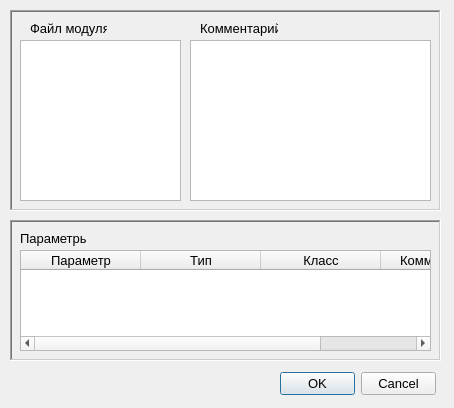
The window that RC/qmoduleregister.ui (graf-abolmasov/PGraph) describes before a commit, drawn with Qt 5.
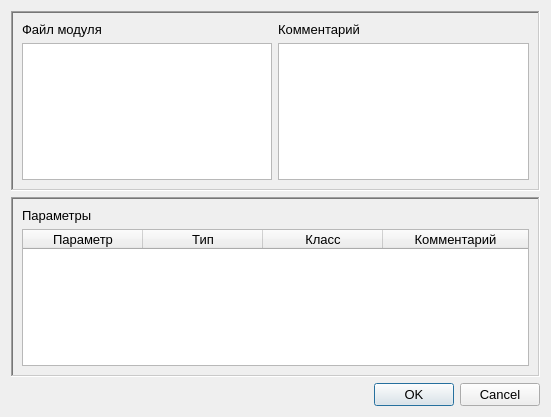
The same window after the commit. Icons and pictures are not drawn.

Commit message:
! Важное изменение алгоритма создания актора на основе базового модуля. ! Изменена структура БД: добавлено поле nev в таблицу databaz. Добавлены скрипты автоматического заполнения БД. ! Отредактированы все формы с использованием layouts везде, где необходимо.
* Исправлена ошибка при создании редактора массива.

What changed in the file:
```diff
--- a/RC/qmoduleregister.ui
+++ b/RC/qmoduleregister.ui
@@ -6,20 +6,20 @@
    <rect>
     <x>0</x>
     <y>0</y>
-    <width>454</width>
-    <height>408</height>
+    <width>551</width>
+    <height>417</height>
    </rect>
   </property>
   <property name="minimumSize">
    <size>
-    <width>454</width>
-    <height>408</height>
+    <width>400</width>
+    <height>300</height>
    </size>
   </property>
   <property name="maximumSize">
    <size>
-    <width>454</width>
-    <height>408</height>
+    <width>800</width>
+    <height>600</height>
    </size>
   </property>
   <property name="font">
@@ -34,36 +34,9 @@
    <iconset resource="resources.qrc">
     <normaloff>:/images/G.png</normaloff>:/images/G.png</iconset>
   </property>
-  <widget class="QDialogButtonBox" name="buttonBox">
-   <property name="geometry">
-    <rect>
-     <x>280</x>
-     <y>372</y>
-     <width>156</width>
-     <height>24</height>
-    </rect>
-   </property>
-   <property name="font">
-    <font>
-     <pointsize>10</pointsize>
-    </font>
-   </property>
-   <property name="orientation">
-    <enum>Qt::Horizontal</enum>
-   </property>
-   <property name="standardButtons">
-    <set>QDialogButtonBox::Cancel|QDialogButtonBox::Ok</set>
-   </property>
-  </widget>
+  <layout class="QVBoxLayout" name="verticalLayout_2">
+   <item>
   <widget class="QFrame" name="frame">
-   <property name="geometry">
-    <rect>
-     <x>10</x>
-     <y>10</y>
-     <width>431</width>
-     <height>201</height>
-    </rect>
-   </property>
    <property name="frameShape">
     <enum>QFrame::WinPanel</enum>
    </property>
@@ -76,62 +49,32 @@
    <property name="midLineWidth">
     <number>1</number>
    </property>
-   <widget class="QListWidget" name="fileList">
-    <property name="geometry">
-     <rect>
-      <x>10</x>
-      <y>30</y>
-      <width>161</width>
-      <height>161</height>
-     </rect>
-    </property>
-   </widget>
+     <layout class="QGridLayout" name="gridLayout">
+      <item row="0" column="0">
    <widget class="QLabel" name="fileNameLbl">
-    <property name="geometry">
-     <rect>
-      <x>20</x>
-      <y>10</y>
-      <width>77</width>
-      <height>16</height>
-     </rect>
-    </property>
     <property name="text">
      <string>Файл модуля</string>
     </property>
    </widget>
+      </item>
+      <item row="0" column="1">
    <widget class="QLabel" name="commentLbl">
-    <property name="geometry">
-     <rect>
-      <x>190</x>
-      <y>10</y>
-      <width>78</width>
-      <height>16</height>
-     </rect>
-    </property>
     <property name="text">
      <string>Комментарий</string>
     </property>
    </widget>
-   <widget class="QPlainTextEdit" name="commentTxtEdt">
-    <property name="geometry">
-     <rect>
-      <x>180</x>
-      <y>30</y>
-      <width>241</width>
-      <height>161</height>
-     </rect>
-    </property>
-   </widget>
-  </widget>
+      </item>
+      <item row="1" column="0">
+       <widget class="QListWidget" name="fileList"/>
+      </item>
+      <item row="1" column="1">
+       <widget class="QPlainTextEdit" name="commentTxtEdt"/>
+      </item>
+     </layout>
+    </widget>
+   </item>
+   <item>
   <widget class="QFrame" name="frame_2">
-   <property name="geometry">
-    <rect>
-     <x>10</x>
-     <y>220</y>
-     <width>431</width>
-     <height>141</height>
-    </rect>
-   </property>
    <property name="frameShape">
     <enum>QFrame::WinPanel</enum>
    </property>
@@ -144,28 +87,16 @@
    <property name="midLineWidth">
     <number>1</number>
    </property>
+     <layout class="QVBoxLayout" name="verticalLayout">
+      <item>
    <widget class="QLabel" name="parametersLbl">
-    <property name="geometry">
-     <rect>
-      <x>10</x>
-      <y>10</y>
-      <width>66</width>
-      <height>16</height>
-     </rect>
-    </property>
     <property name="text">
      <string>Параметры</string>
     </property>
    </widget>
+      </item>
+      <item>
    <widget class="QTableWidget" name="parametersTable">
-    <property name="geometry">
-     <rect>
-      <x>10</x>
-      <y>30</y>
-      <width>411</width>
-      <height>101</height>
-     </rect>
-    </property>
     <property name="editTriggers">
      <set>QAbstractItemView::NoEditTriggers</set>
     </property>
@@ -226,7 +157,26 @@
      </property>
     </column>
    </widget>
-  </widget>
+      </item>
+     </layout>
+    </widget>
+   </item>
+   <item>
+    <widget class="QDialogButtonBox" name="buttonBox">
+     <property name="font">
+      <font>
+       <pointsize>10</pointsize>
+      </font>
+     </property>
+     <property name="orientation">
+      <enum>Qt::Horizontal</enum>
+     </property>
+     <property name="standardButtons">
+      <set>QDialogButtonBox::Cancel|QDialogButtonBox::Ok</set>
+     </property>
+    </widget>
+   </item>
+  </layout>
  </widget>
  <resources>
   <include location="resources.qrc"/>
```
Lines whose indentation alone changed are shown as unchanged. The commit also changes 21 other files.
